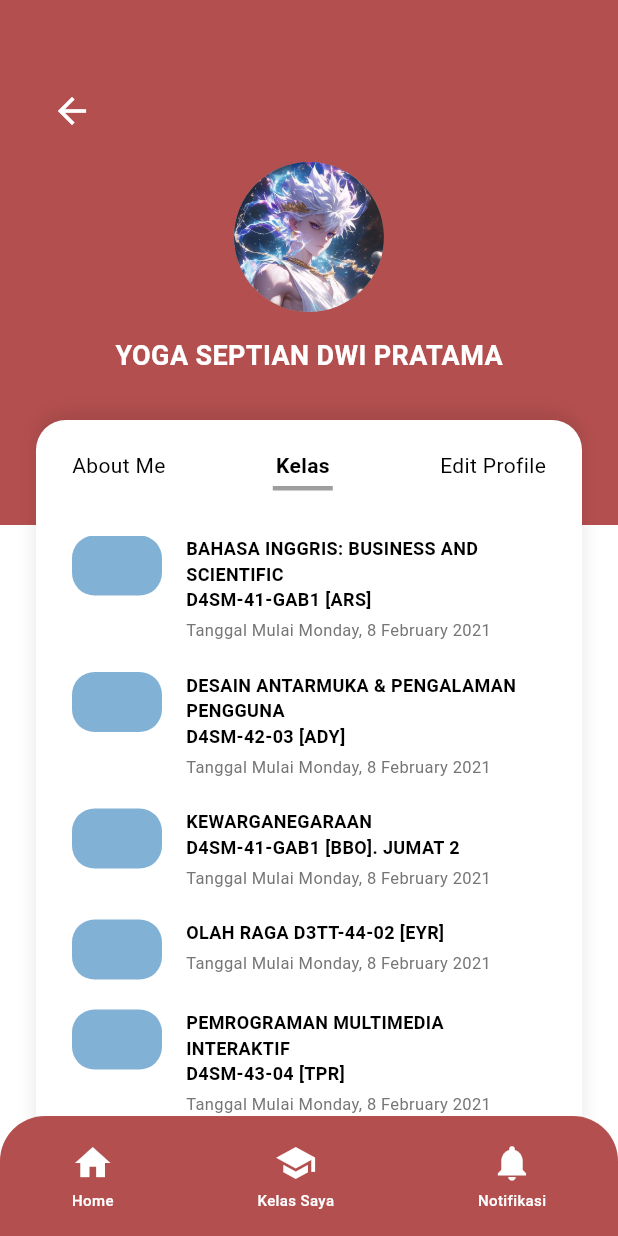
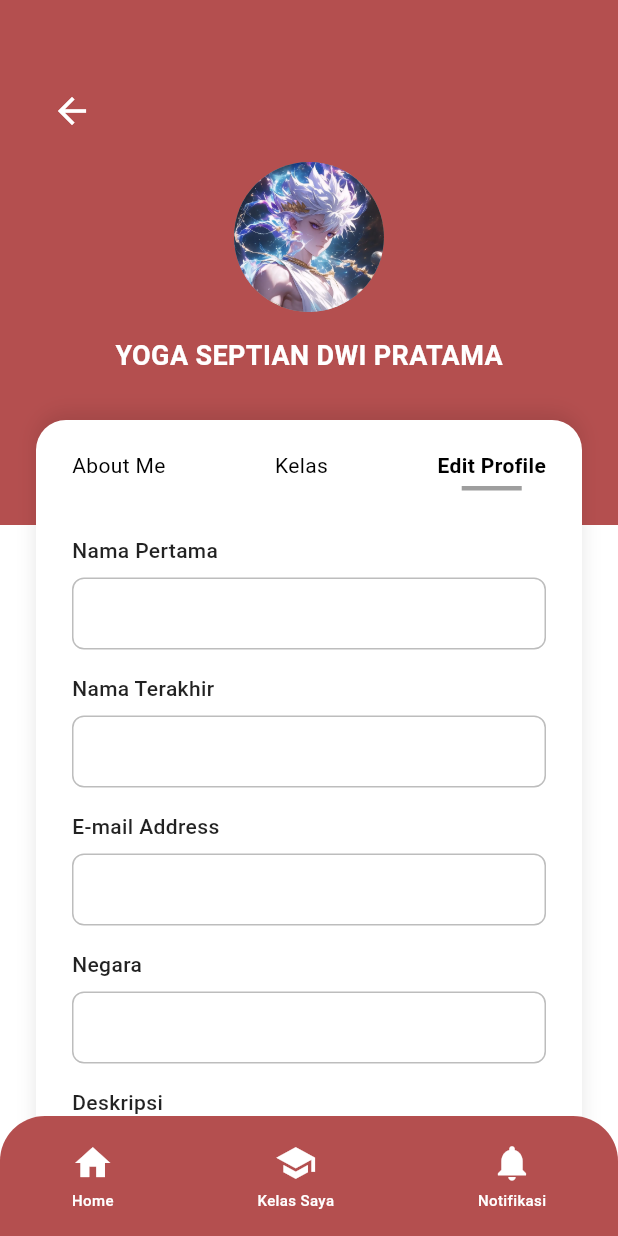
Before and after one commit to Yogaseptiandwipratama/telkom, a Flutter app: the ProfilePage screen opened directly, on a phone screen of 412 x 824 dp. Run offline on Flutter 3.47's test engine with Material 3 defaults, Android fonts, the phone set to English and light mode, and no system bars.

Commit message:
menambahkan profile page bagian edit profile

```diff
--- a/lib/presentation/pages/profile_page.dart
+++ b/lib/presentation/pages/profile_page.dart
@@ -9,7 +9,7 @@ class ProfilePage extends StatefulWidget {
 
 class _ProfilePageState extends State<ProfilePage> {
   // 0: About Me, 1: Kelas, 2: Edit Profile
-  int _currentTab = 1; // Default to 'Kelas' as requested in the prompt "buatkan bagian kelas" implying we should show it or be able to see it. It's safer to default 0 but allow switching. Or maybe set 1 to show the user immediately. I will set 1 to showcase the work immediately.
+  int _currentTab = 2; // Defaulting to 2 to show the 'Edit Profile' tab as requested.
 
   @override
   Widget build(BuildContext context) {
@@ -149,7 +149,7 @@ class _ProfilePageState extends State<ProfilePage> {
             Container(
               height: 3,
               width: 40,
-              color: 'Kelas' == title ? Colors.grey : Colors.grey, // Design shows grey underline
+              color: Colors.grey, // Design shows grey underline
             )
           else
             const SizedBox(height: 3),
@@ -165,13 +165,93 @@ class _ProfilePageState extends State<ProfilePage> {
       case 1:
         return _buildKelasContent();
       case 2:
-        return const Center(child: Padding(
-          padding: EdgeInsets.all(20.0),
-          child: Text("Edit Profile Content Coming Soon"),
-        ));
+        return _buildEditProfileContent();
       default:
         return Container();
     }
+  }
+
+  Widget _buildEditProfileContent() {
+    return Column(
+      crossAxisAlignment: CrossAxisAlignment.start,
+      children: [
+        _buildTextFieldWithLabel('Nama Pertama'),
+        const SizedBox(height: 16),
+        _buildTextFieldWithLabel('Nama Terakhir'),
+        const SizedBox(height: 16),
+        _buildTextFieldWithLabel('E-mail Address'),
+        const SizedBox(height: 16),
+        _buildTextFieldWithLabel('Negara'),
+        const SizedBox(height: 16),
+        _buildTextFieldWithLabel('Deskripsi', maxLines: 5),
+        const SizedBox(height: 24),
+
+        // Simpan Button
+        Align(
+          alignment: Alignment.bottomRight,
+          child: SizedBox(
+            width: 120, // Approximate width
+            child: ElevatedButton(
+              onPressed: () {
+                // Save logic
+              },
+              style: ElevatedButton.styleFrom(
+                backgroundColor: const Color(0xFFF5F5F5), // Light grey background
+                foregroundColor: Colors.black, // Black text
+                elevation: 0,
+                padding: const EdgeInsets.symmetric(vertical: 16),
+                shape: RoundedRectangleBorder(
+                  borderRadius: BorderRadius.circular(8),
+                ),
+              ),
+              child: const Text(
+                'Simpan',
+                style: TextStyle(
+                  fontWeight: FontWeight.w500,
+                  fontSize: 14,
+                ),
+              ),
+            ),
+          ),
+        ),
+        const SizedBox(height: 80), // Bottom padding
+      ],
+    );
+  }
+
+  Widget _buildTextFieldWithLabel(String label, {int maxLines = 1}) {
+    return Column(
+      crossAxisAlignment: CrossAxisAlignment.start,
+      children: [
+        Text(
+          label,
+          style: const TextStyle(
+            fontSize: 14,
+            fontWeight: FontWeight.w500,
+            color: Colors.black87,
+          ),
+        ),
+        const SizedBox(height: 8),
+        TextField(
+          maxLines: maxLines,
+          decoration: InputDecoration(
+            contentPadding: const EdgeInsets.symmetric(horizontal: 12, vertical: 12),
+            border: OutlineInputBorder(
+              borderRadius: BorderRadius.circular(8),
+              borderSide: const BorderSide(color: Colors.grey),
+            ),
+            enabledBorder: OutlineInputBorder(
+              borderRadius: BorderRadius.circular(8),
+              borderSide: BorderSide(color: Colors.grey.shade400),
+            ),
+            focusedBorder: OutlineInputBorder(
+              borderRadius: BorderRadius.circular(8),
+              borderSide: const BorderSide(color: Colors.black54),
+            ),
+          ),
+        ),
+      ],
+    );
   }
 
   Widget _buildAboutMeContent() {
```
